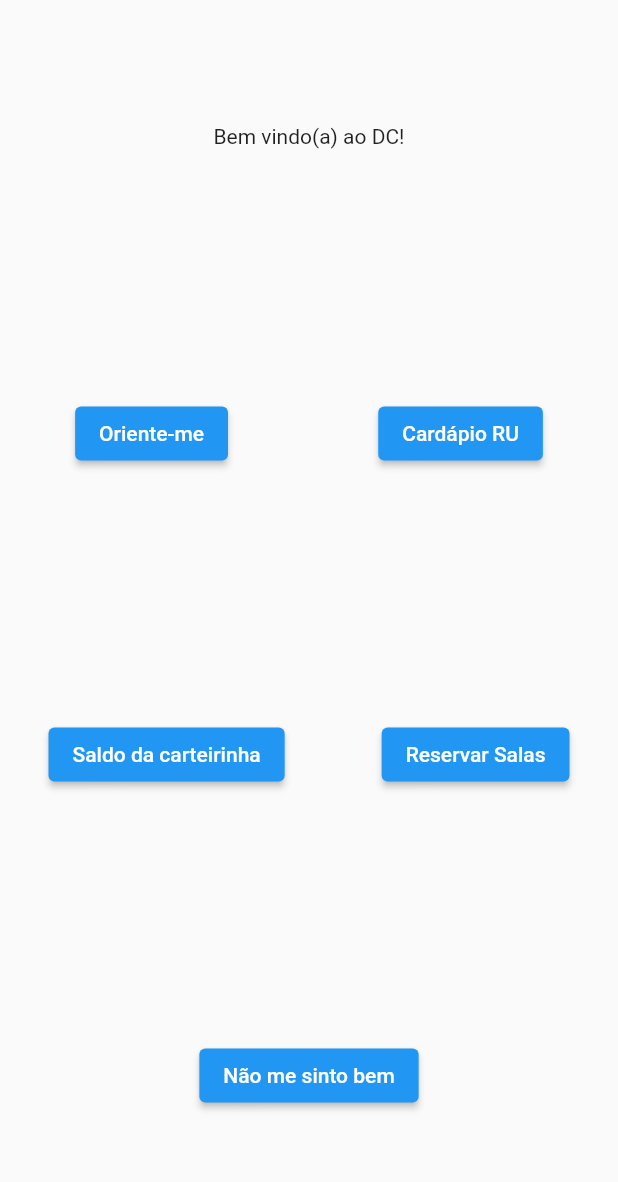
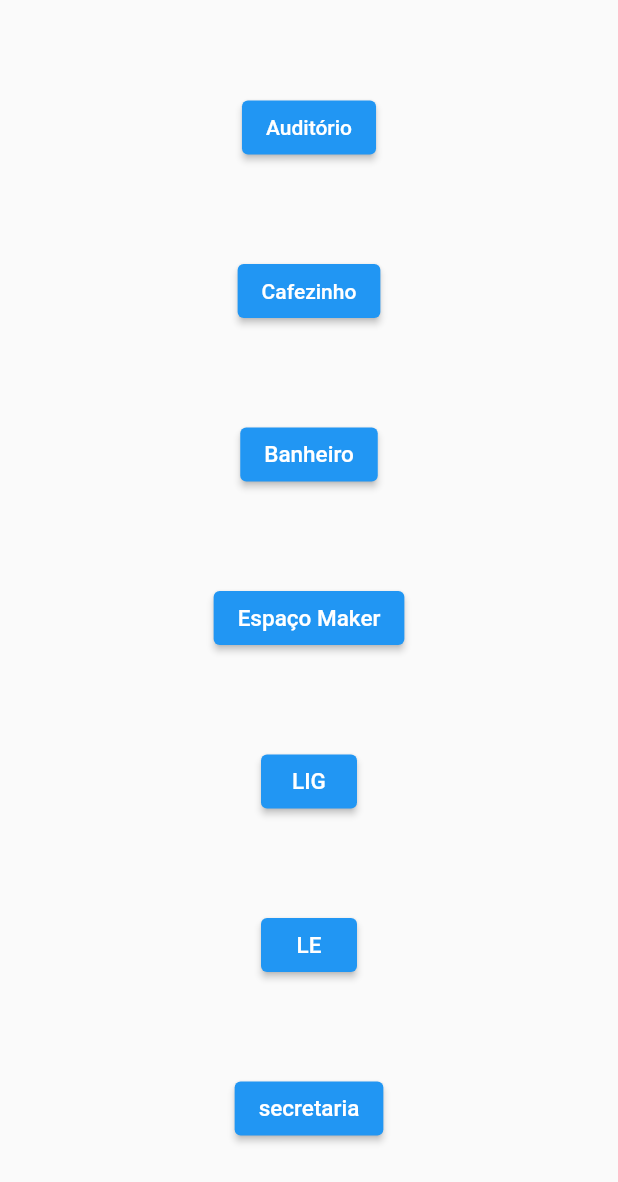
Before and after one commit to augustodsgv/app_robo, a Flutter app: the screen it shows after launch, after a tap on "Oriente-me", on a phone screen of 412 x 824 dp. Shown: the top 1182 px of the screen. Run offline on Flutter 3.47's test engine with Material 2 defaults, Android fonts, the phone set to English and light mode, and no system bars.

Commit message:
adicionando paginado oriente-me e as funções que controlarão o robo

```diff
--- a/projeto/lib/main.dart
+++ b/projeto/lib/main.dart
@@ -1,8 +1,8 @@
 import 'package:flutter/material.dart';
-import 'oriente_me.dart';
+import 'orienteMe.dart';
 
 void main() {
-  runApp(const MyApp());
+  runApp(MaterialApp(home: MyApp()));
 }
 
 class MyApp extends StatefulWidget {
@@ -17,12 +17,7 @@ class _MyHomePageState extends State<MyApp> {
   Widget build(BuildContext context) {
     return MaterialApp(
       home: Scaffold(
-          body:
-              /*Center(
-          child: Text(
-            'Bem vindo(a) ao DC!')
-        )*/
-              Column(
+          body: Column(
         mainAxisAlignment: MainAxisAlignment.spaceAround,
         children: [
           Row(
@@ -37,8 +32,10 @@ class _MyHomePageState extends State<MyApp> {
               ElevatedButton(
                   onPressed: () {
                     print("oriente-me");
-                    Future<bool> mensagem = recebeMensagem();
-                    print(mensagem);
+                    Navigator.push(
+                      context,
+                      MaterialPageRoute(builder: (context) => OrienteMe()),
+                    );
                   },
                   child: const Text(
                     'Oriente-me',
--- /dev/null
+++ b/projeto/lib/orienteMe.dart
@@ -0,0 +1,114 @@
+import 'package:flutter/material.dart';
+import 'package:http/http.dart' as http;
+
+// Função que recebe o destino do botão e passa pro back-end
+Future<bool> enviaLocal(local) async {
+  var resposta = await http.get(
+      (Uri.parse('http://192.168.137.14:500/ros/goTo/' + local.toString())));
+  if (resposta.statusCode == 200) {
+    return true;
+  } else {
+    return false;
+  }
+}
+
+class OrienteMe extends StatefulWidget {
+  const OrienteMe({Key? key}) : super(key: key);
+
+  @override
+  _OrienteMeState createState() => _OrienteMeState();
+}
+
+class _OrienteMeState extends State {
+  var selectedItem = '';
+  @override
+  Widget build(BuildContext context) {
+    return MaterialApp(
+        home: Scaffold(
+      body: Column(mainAxisAlignment: MainAxisAlignment.spaceEvenly, children: [
+        Row(mainAxisAlignment: MainAxisAlignment.spaceAround, children: [
+          ElevatedButton(
+            onPressed: () {
+              print("Auditorio");
+              // enviaLocal("auditorio");
+            },
+            child: const Text(
+              'Auditório',
+            ),
+          )
+        ]),
+        Row(mainAxisAlignment: MainAxisAlignment.spaceAround, children: [
+          ElevatedButton(
+            onPressed: () {
+              print("Cafezinho");
+              // enviaLocal("cafezinho")
+            },
+            child: const Text(
+              'Cafezinho',
+            ),
+          )
+        ]),
+        Row(mainAxisAlignment: MainAxisAlignment.spaceAround, children: [
+          ElevatedButton(
+            onPressed: () {
+              print("Banheiro");
+              // enviaLocal("banheiro");
+            },
+            child: const Text(
+              'Banheiro',
+              style: TextStyle(fontSize: 15),
+            ),
+          )
+        ]),
+        Row(mainAxisAlignment: MainAxisAlignment.spaceAround, children: [
+          ElevatedButton(
+            onPressed: () {
+              print("Espaço Maker");
+              // enviaLocal("espaco_maker");
+            },
+            child: const Text(
+              'Espaço Maker',
+              style: TextStyle(fontSize: 15),
+            ),
+          )
+        ]),
+        Row(mainAxisAlignment: MainAxisAlignment.spaceAround, children: [
+          ElevatedButton(
+            onPressed: () {
+              print("LIG");
+              // enviaLocal("LIG");
+            },
+            child: const Text(
+              'LIG',
+              style: TextStyle(fontSize: 15),
+            ),
+          )
+        ]),
+        Row(mainAxisAlignment: MainAxisAlignment.spaceAround, children: [
+          ElevatedButton(
+            onPressed: () {
+              print("LE");
+              // enviaLocal("LE");
+            },
+            child: const Text(
+              'LE',
+              style: TextStyle(fontSize: 15),
+            ),
+          )
+        ]),
+        Row(mainAxisAlignment: MainAxisAlignment.spaceAround, children: [
+          ElevatedButton(
+            onPressed: () {
+              print("Secretaria");
+              //eviaLoca("secretaria")
+            },
+            child: const Text(
+              'secretaria',
+              style: TextStyle(fontSize: 15),
+            ),
+          )
+        ]),
+      ]),
+    ));
+  }
+}
--- a/projeto/lib/oriente_me.dart
+++ /dev/null
@@ -1,23 +0,0 @@
-import 'package:flutter/material.dart';
-import 'package:http/http.dart' as http;
-
-// Função que envia mensagem para o back-end
-Future<bool> recebeMensagem() async {
-  var resposta = await http.get((Uri.parse('http://10.0.2.2:8080')));
-  if (resposta.statusCode == 200) {
-    return true;
-  } else {
-    return false;
-  }
-}
-
-// Função que recebe o destino do botão e passa pro back-end
-Future<bool> enviaLocal(local) async {
-  var resposta = await http.get(
-      (Uri.parse('http://192.168.137.14:500/ros/goTo/' + local.toString())));
-  if (resposta.statusCode == 200) {
-    return true;
-  } else {
-    return false;
-  }
-}
```
